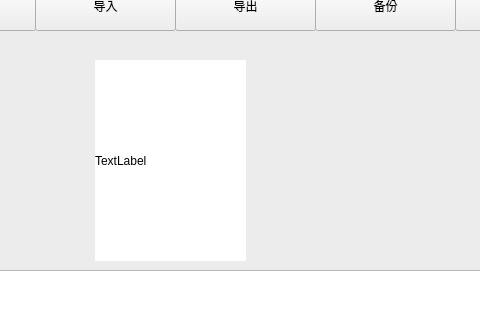
This is widget.ui in zmwupgreat/DataManager as Qt 5 draws it before an edit; both pictures show x 395 to 875 and y 90 to 411 of the 1234 by 785 pixel window. The edited form follows.
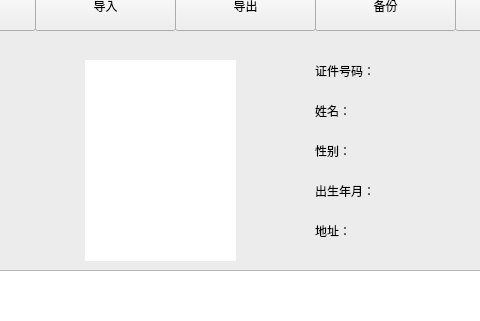
This is the edited form.

Patch:
```diff
--- a/widget.ui
+++ b/widget.ui
@@ -28,10 +28,10 @@
    <property name="title">
     <string/>
    </property>
-   <widget class="QLabel" name="label">
+   <widget class="QLabel" name="labelphoto">
     <property name="geometry">
      <rect>
-      <x>480</x>
+      <x>470</x>
       <y>140</y>
       <width>151</width>
       <height>201</height>
@@ -41,7 +41,7 @@
      <string notr="true">background-color:rgb(255, 255, 255)</string>
     </property>
     <property name="text">
-     <string>TextLabel</string>
+     <string/>
     </property>
    </widget>
    <widget class="QLabel" name="label_2">
@@ -187,6 +187,151 @@
      <number>0</number>
     </property>
    </widget>
+   <widget class="QLabel" name="label">
+    <property name="geometry">
+     <rect>
+      <x>700</x>
+      <y>140</y>
+      <width>81</width>
+      <height>21</height>
+     </rect>
+    </property>
+    <property name="styleSheet">
+     <string notr="true">font: 11pt &quot;黑体&quot;;</string>
+    </property>
+    <property name="text">
+     <string>证件号码：</string>
+    </property>
+   </widget>
+   <widget class="QLabel" name="label_3">
+    <property name="geometry">
+     <rect>
+      <x>700</x>
+      <y>180</y>
+      <width>81</width>
+      <height>21</height>
+     </rect>
+    </property>
+    <property name="styleSheet">
+     <string notr="true">font: 11pt &quot;黑体&quot;;</string>
+    </property>
+    <property name="text">
+     <string>姓名：</string>
+    </property>
+   </widget>
+   <widget class="QLabel" name="label_4">
+    <property name="geometry">
+     <rect>
+      <x>700</x>
+      <y>220</y>
+      <width>81</width>
+      <height>21</height>
+     </rect>
+    </property>
+    <property name="styleSheet">
+     <string notr="true">font: 11pt &quot;黑体&quot;;</string>
+    </property>
+    <property name="text">
+     <string>性别：</string>
+    </property>
+   </widget>
+   <widget class="QLabel" name="label_5">
+    <property name="geometry">
+     <rect>
+      <x>700</x>
+      <y>260</y>
+      <width>81</width>
+      <height>21</height>
+     </rect>
+    </property>
+    <property name="styleSheet">
+     <string notr="true">font: 11pt &quot;黑体&quot;;</string>
+    </property>
+    <property name="text">
+     <string>出生年月：</string>
+    </property>
+   </widget>
+   <widget class="QLabel" name="label_6">
+    <property name="geometry">
+     <rect>
+      <x>700</x>
+      <y>300</y>
+      <width>81</width>
+      <height>21</height>
+     </rect>
+    </property>
+    <property name="styleSheet">
+     <string notr="true">font: 11pt &quot;黑体&quot;;</string>
+    </property>
+    <property name="text">
+     <string>地址：</string>
+    </property>
+   </widget>
+   <widget class="QLabel" name="labelID">
+    <property name="geometry">
+     <rect>
+      <x>820</x>
+      <y>140</y>
+      <width>221</width>
+      <height>21</height>
+     </rect>
+    </property>
+    <property name="text">
+     <string/>
+    </property>
+   </widget>
+   <widget class="QLabel" name="labelname">
+    <property name="geometry">
+     <rect>
+      <x>820</x>
+      <y>180</y>
+      <width>221</width>
+      <height>21</height>
+     </rect>
+    </property>
+    <property name="text">
+     <string/>
+    </property>
+   </widget>
+   <widget class="QLabel" name="labelgender">
+    <property name="geometry">
+     <rect>
+      <x>820</x>
+      <y>220</y>
+      <width>221</width>
+      <height>21</height>
+     </rect>
+    </property>
+    <property name="text">
+     <string/>
+    </property>
+   </widget>
+   <widget class="QLabel" name="labelbirth">
+    <property name="geometry">
+     <rect>
+      <x>820</x>
+      <y>260</y>
+      <width>221</width>
+      <height>21</height>
+     </rect>
+    </property>
+    <property name="text">
+     <string/>
+    </property>
+   </widget>
+   <widget class="QLabel" name="labeladdress">
+    <property name="geometry">
+     <rect>
+      <x>820</x>
+      <y>300</y>
+      <width>221</width>
+      <height>21</height>
+     </rect>
+    </property>
+    <property name="text">
+     <string/>
+    </property>
+   </widget>
   </widget>
  </widget>
  <layoutdefault spacing="6" margin="11"/>
```
Left out of the diff: 4 changed lines with no effect on the pictures.
